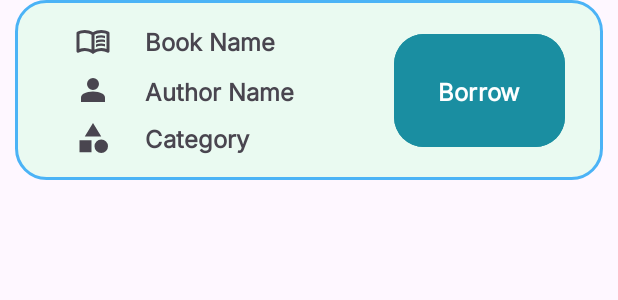
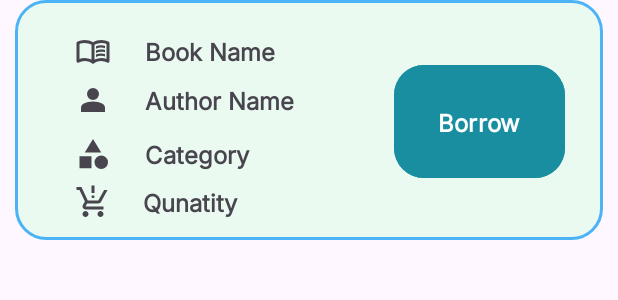
Before and after one commit to tishan-koleh/BookWise, an Android app: the layout book_list_items.xml on its own in the app's theme, with its tools: preview values and no code run, on a phone screen of 412 x 824 dp. Shown: the top 300 px of the screen. Run offline under Robolectric (Android 15) with nearby library versions, the phone set to English and light mode, and no system bars.

Commit message:
Dummy data added to Show Recycler VIew

```diff
--- /dev/null
+++ b/app/src/main/java/com/example/bookwise/Data/Book.kt
@@ -0,0 +1,5 @@
+package com.example.bookwise.Data
+
+import com.google.android.material.color.utilities.QuantizerCelebi
+
+data class Book(val title:String,val author:String,val category:String,val quantity :Int)
--- /dev/null
+++ b/app/src/main/res/drawable/production_quantity.xml
@@ -0,0 +1,10 @@
+<vector xmlns:android="http://schemas.android.com/apk/res/android"
+    android:width="24dp"
+    android:height="24dp"
+    android:viewportWidth="960"
+    android:viewportHeight="960"
+    android:tint="?attr/colorControlNormal">
+  <path
+      android:fillColor="@android:color/white"
+      android:pathData="M480,380Q463,380 451.5,368.5Q440,357 440,340Q440,323 451.5,311.5Q463,300 480,300Q497,300 508.5,311.5Q520,323 520,340Q520,357 508.5,368.5Q497,380 480,380ZM440,240L440,40L520,40L520,240L440,240ZM280,880Q247,880 223.5,856.5Q200,833 200,800Q200,767 223.5,743.5Q247,720 280,720Q313,720 336.5,743.5Q360,767 360,800Q360,833 336.5,856.5Q313,880 280,880ZM680,880Q647,880 623.5,856.5Q600,833 600,800Q600,767 623.5,743.5Q647,720 680,720Q713,720 736.5,743.5Q760,767 760,800Q760,833 736.5,856.5Q713,880 680,880ZM40,160L40,80L171,80L341,440L621,440Q621,440 621,440Q621,440 621,440L777,160L868,160L692,478Q681,498 662.5,509Q644,520 622,520L324,520L280,600Q280,600 280,600Q280,600 280,600L760,600L760,680L280,680Q235,680 211.5,641Q188,602 210,562L264,464L120,160L40,160Z"/>
+</vector>
--- a/app/src/main/res/layout/book_list_items.xml
+++ b/app/src/main/res/layout/book_list_items.xml
@@ -7,10 +7,11 @@
 
     <androidx.constraintlayout.widget.ConstraintLayout
         android:layout_width="match_parent"
-        android:layout_height="120dp"
-        android:layout_margin="10dp"
+        android:layout_height="160dp"
+        android:layout_marginHorizontal="10dp"
+        android:layout_marginVertical="20dp"
         android:background="@drawable/button_background"
-        tools:layout_editor_absoluteX="61dp"
+        tools:layout_editor_absoluteX="38dp"
         tools:layout_editor_absoluteY="0dp">
 
         <ImageView
@@ -56,7 +57,7 @@
             app:srcCompat="@drawable/person" />
 
         <TextView
-            android:id="@+id/textView6"
+            android:id="@+id/author_name"
             android:layout_width="wrap_content"
             android:layout_height="wrap_content"
             android:fontFamily="@font/inter"
@@ -68,7 +69,7 @@
             app:layout_constraintHorizontal_bias="0.1"
             app:layout_constraintStart_toEndOf="@+id/imageView7"
             app:layout_constraintTop_toTopOf="parent"
-            app:layout_constraintVertical_bias="0.505" />
+            app:layout_constraintVertical_bias="0.401" />
 
         <ImageView
             android:id="@+id/imageView8"
@@ -79,11 +80,11 @@
             app:layout_constraintHorizontal_bias="0.108"
             app:layout_constraintStart_toStartOf="parent"
             app:layout_constraintTop_toBottomOf="@+id/imageView7"
-            app:layout_constraintVertical_bias="0.333"
+            app:layout_constraintVertical_bias="0.206"
             app:srcCompat="@drawable/category" />
 
         <TextView
-            android:id="@+id/textView8"
+            android:id="@+id/category_name"
             android:layout_width="wrap_content"
             android:layout_height="wrap_content"
             android:fontFamily="@font/inter"
@@ -94,11 +95,11 @@
             app:layout_constraintEnd_toEndOf="parent"
             app:layout_constraintHorizontal_bias="0.089"
             app:layout_constraintStart_toEndOf="@+id/imageView8"
-            app:layout_constraintTop_toBottomOf="@+id/textView6"
-            app:layout_constraintVertical_bias="0.36" />
+            app:layout_constraintTop_toBottomOf="@+id/author_name"
+            app:layout_constraintVertical_bias="0.228" />
 
         <Button
-            android:id="@+id/button4"
+            android:id="@+id/borrow_button"
             android:layout_width="114dp"
             android:layout_height="83dp"
             android:backgroundTint="#1A8EA1"
@@ -110,9 +111,36 @@
             app:layout_constraintBottom_toBottomOf="parent"
             app:layout_constraintEnd_toEndOf="parent"
             app:layout_constraintHorizontal_bias="0.725"
-            app:layout_constraintStart_toEndOf="@+id/textView6"
+            app:layout_constraintStart_toEndOf="@+id/author_name"
             app:layout_constraintTop_toTopOf="parent"
             app:layout_constraintVertical_bias="0.513" />
 
+        <ImageView
+            android:id="@+id/imageView9"
+            android:layout_width="wrap_content"
+            android:layout_height="wrap_content"
+            app:layout_constraintBottom_toBottomOf="parent"
+            app:layout_constraintEnd_toStartOf="@+id/borrow_button"
+            app:layout_constraintHorizontal_bias="0.174"
+            app:layout_constraintStart_toStartOf="parent"
+            app:layout_constraintTop_toBottomOf="@+id/category_name"
+            app:layout_constraintVertical_bias="0.409"
+            app:srcCompat="@drawable/production_quantity" />
+
+        <TextView
+            android:id="@+id/quantity"
+            android:layout_width="wrap_content"
+            android:layout_height="wrap_content"
+            android:fontFamily="@font/inter"
+            android:text="Qunatity"
+            android:textSize="16sp"
+            android:textStyle="bold"
+            app:layout_constraintBottom_toBottomOf="parent"
+            app:layout_constraintEnd_toEndOf="parent"
+            app:layout_constraintHorizontal_bias="0.081"
+            app:layout_constraintStart_toEndOf="@+id/imageView9"
+            app:layout_constraintTop_toBottomOf="@+id/category_name"
+            app:layout_constraintVertical_bias="0.407" />
+
     </androidx.constraintlayout.widget.ConstraintLayout>
 </androidx.constraintlayout.widget.ConstraintLayout>
```
Also changed, not shown: app/src/main/java/com/example/bookwise/BooksFragment.kt (+43 -1 lines), app/src/main/java/com/example/bookwise/Member/MemberActivity.kt (+13 -0 lines), app/src/main/java/com/example/bookwise/RecyclerView/ProgrammingAdapter.kt (added, +55 -0 lines), app/src/main/java/com/example/bookwise/UseCase/UseCase.kt (+32 -0 lines), app/src/main/java/com/example/bookwise/ViewModels/MainViewModel.kt (+14 -0 lines), app/src/main/res/layout/fragment_books.xml (+19 -18 lines).
